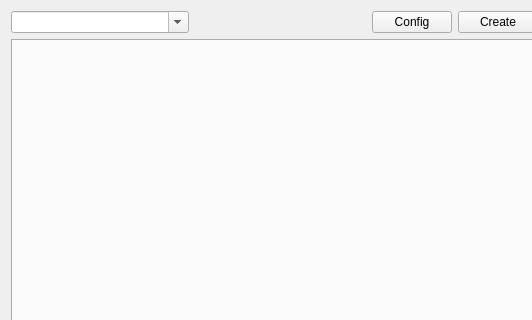
Giswater/giswater_qgis_plugin, file core/ui/toolbars/plan/netscenario.ui: the form before one commit; both pictures show x 0 to 532 and y 0 to 320 of the 773 by 513 pixel window.
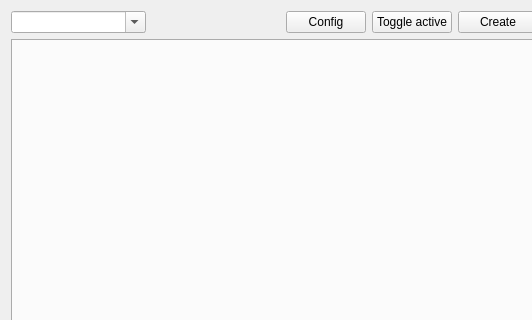
The form after the commit.

Commit message: Enhancement: new button "toggle active" in netscenario

Diff of the .ui file:
```diff
--- a/core/ui/toolbars/plan/netscenario.ui
+++ b/core/ui/toolbars/plan/netscenario.ui
@@ -66,6 +66,13 @@
        </property>
       </widget>
      </item>
+     <item>
+      <widget class="QPushButton" name="btn_toggle_active">
+       <property name="text">
+        <string>Toggle active</string>
+       </property>
+      </widget>
+     </item>
      <item>
       <widget class="QPushButton" name="btn_create">
        <property name="text">
```
The commit also changes 1 other file.
